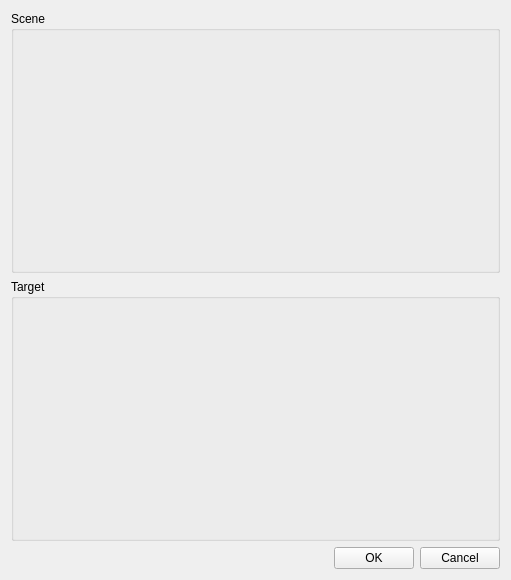
Before: the Qt Designer form packages/Mock/DeployManager/DeployManager.ui in tommo/gii, drawn with Qt 5.
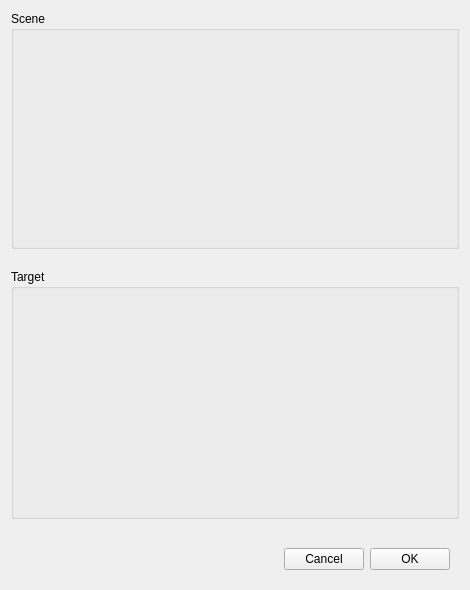
After: the same form once the commit is applied.

Commit message: add basic scene serialization; start deploy manager

What changed in the file:
```diff
--- a/packages/Mock/DeployManager/DeployManager.ui
+++ b/packages/Mock/DeployManager/DeployManager.ui
@@ -6,16 +6,31 @@
    <rect>
     <x>0</x>
     <y>0</y>
-    <width>511</width>
-    <height>580</height>
+    <width>470</width>
+    <height>590</height>
    </rect>
   </property>
   <property name="windowTitle">
    <string>Form</string>
   </property>
   <layout class="QVBoxLayout" name="verticalLayout">
+   <property name="spacing">
+    <number>20</number>
+   </property>
    <item>
     <widget class="QGroupBox" name="containerSceneTree">
+     <property name="sizePolicy">
+      <sizepolicy hsizetype="Preferred" vsizetype="Expanding">
+       <horstretch>0</horstretch>
+       <verstretch>0</verstretch>
+      </sizepolicy>
+     </property>
+     <property name="minimumSize">
+      <size>
+       <width>300</width>
+       <height>200</height>
+      </size>
+     </property>
      <property name="title">
       <string>Scene</string>
      </property>
@@ -23,20 +38,53 @@
    </item>
    <item>
     <widget class="QGroupBox" name="groupTargets">
+     <property name="sizePolicy">
+      <sizepolicy hsizetype="Preferred" vsizetype="Preferred">
+       <horstretch>0</horstretch>
+       <verstretch>0</verstretch>
+      </sizepolicy>
+     </property>
+     <property name="minimumSize">
+      <size>
+       <width>0</width>
+       <height>250</height>
+      </size>
+     </property>
      <property name="title">
       <string>Target</string>
      </property>
      <layout class="QHBoxLayout" name="horizontalLayout">
       <item>
-       <widget class="QWidget" name="containerTragetTree" native="true"/>
+       <widget class="QWidget" name="containerTragetTree" native="true">
+        <property name="minimumSize">
+         <size>
+          <width>200</width>
+          <height>0</height>
+         </size>
+        </property>
+       </widget>
       </item>
       <item>
-       <widget class="QWidget" name="containerTargetProp" native="true"/>
+       <widget class="QWidget" name="containerTargetProp" native="true">
+        <property name="minimumSize">
+         <size>
+          <width>200</width>
+          <height>0</height>
+         </size>
+        </property>
+       </widget>
       </item>
      </layout>
     </widget>
    </item>
    <item>
+    <widget class="QWidget" name="bottomPanel" native="true">
+     <property name="sizePolicy">
+      <sizepolicy hsizetype="Preferred" vsizetype="Minimum">
+       <horstretch>0</horstretch>
+       <verstretch>0</verstretch>
+      </sizepolicy>
+     </property>
     <layout class="QHBoxLayout" name="horizontalLayout_2">
      <property name="sizeConstraint">
       <enum>QLayout::SetMinimumSize</enum>
@@ -46,9 +94,6 @@
        <property name="orientation">
         <enum>Qt::Horizontal</enum>
        </property>
-       <property name="sizeType">
-        <enum>QSizePolicy::MinimumExpanding</enum>
-       </property>
        <property name="sizeHint" stdset="0">
         <size>
          <width>40</width>
@@ -58,20 +103,21 @@
       </spacer>
      </item>
      <item>
-      <widget class="QPushButton" name="pushButton_2">
-       <property name="text">
-        <string>OK</string>
-       </property>
-      </widget>
-     </item>
-     <item>
-      <widget class="QPushButton" name="pushButton">
+       <widget class="QPushButton" name="buttonCancel">
        <property name="text">
         <string>Cancel</string>
        </property>
       </widget>
      </item>
-    </layout>
+      <item>
+       <widget class="QPushButton" name="buttonOK">
+        <property name="text">
+         <string>OK</string>
+        </property>
+       </widget>
+      </item>
+     </layout>
+    </widget>
    </item>
   </layout>
  </widget>
```
Lines whose indentation alone changed are shown as unchanged. The commit also changes 17 other files.
